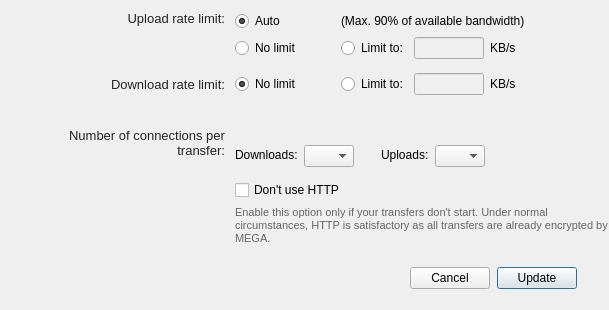
Above: src/MEGASync/gui/macx/BandwidthSettings.ui from meganz/MEGAsync before the change. Below: the same form after it.
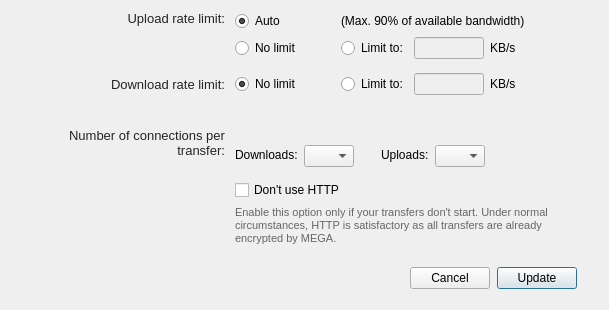
That is the form after the change.

Commit message: SNC-1173. UI settings fixes after review

```diff
--- a/src/MEGASync/gui/macx/BandwidthSettings.ui
+++ b/src/MEGASync/gui/macx/BandwidthSettings.ui
@@ -1097,6 +1097,12 @@
       </item>
       <item>
        <widget class="QLabel" name="lUseHttps">
+        <property name="maximumSize">
+         <size>
+          <width>350</width>
+          <height>16777215</height>
+         </size>
+        </property>
         <property name="styleSheet">
          <string notr="true"/>
         </property>
```
The commit also changes 4 other files.
